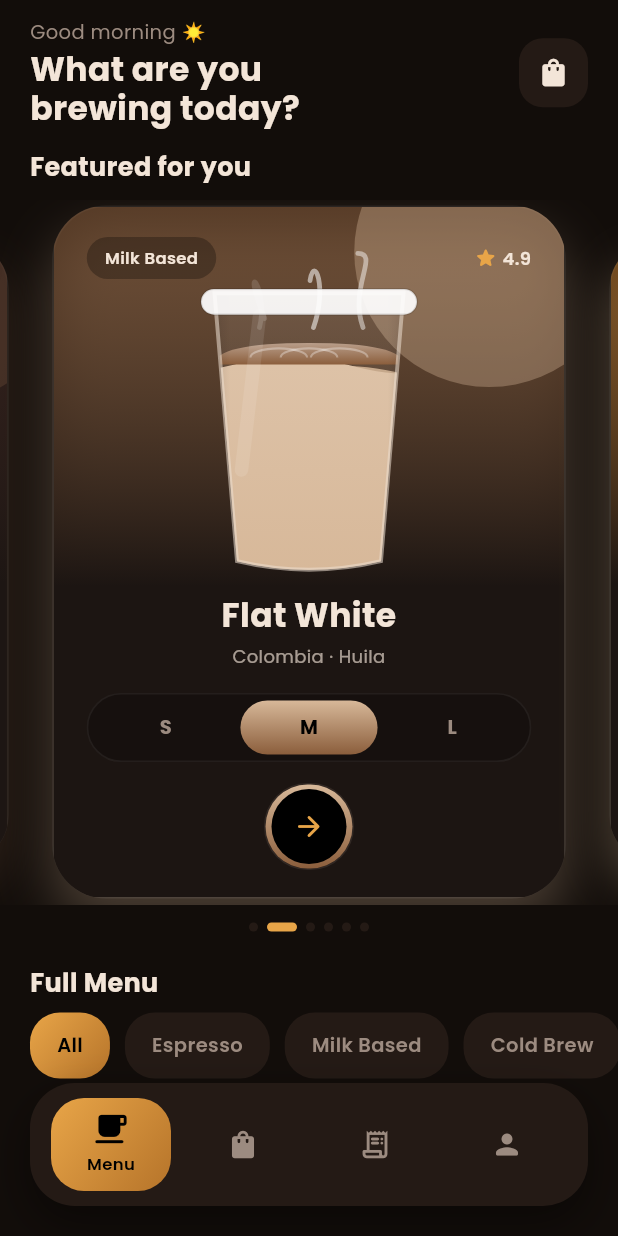
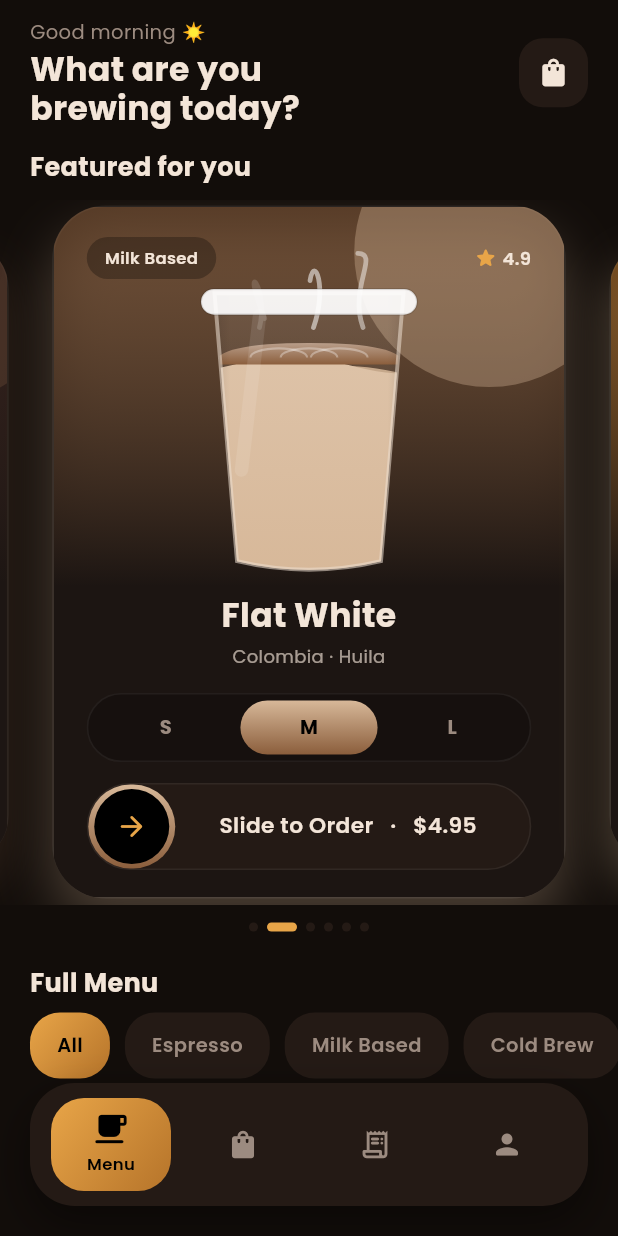
Before and after one commit to Gulshid/BrewCraft, a Flutter app: the screen it shows after launch, swiped to page 2, on a phone screen of 412 x 824 dp. Run offline on Flutter 3.47's test engine with Material 3 defaults, Android fonts, the phone set to English and light mode, and no system bars; our stand-ins replace google_fonts.

Commit message:
slide to order button is updated

```diff
--- a/brewcraft/lib/widgets/slide_to_order_button.dart
+++ b/brewcraft/lib/widgets/slide_to_order_button.dart
@@ -83,6 +83,7 @@
                   }
                 },
           child: Container(
+            width: trackWidth,
             height: widget.height,
             decoration: BoxDecoration(
               color: AppColors.surfaceElevated,
```
